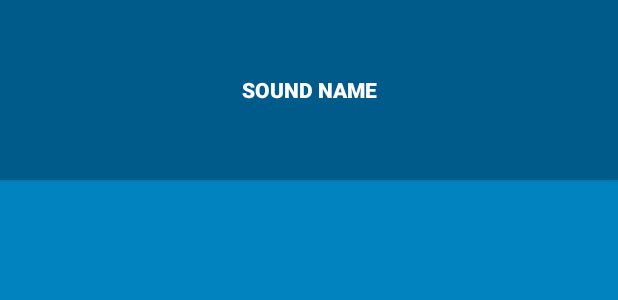
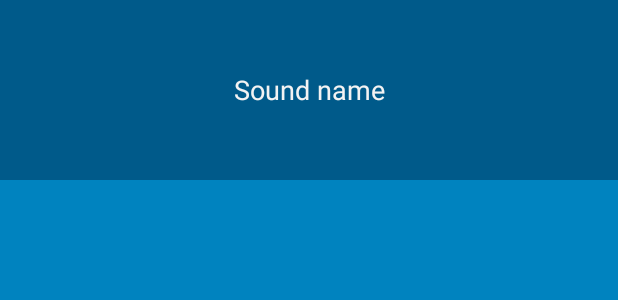
Before and after one commit to slao-learn/bnr_android, an Android app: the layout list_item_sound.xml on its own in the app's theme, with its tools: preview values and no code run, on a phone screen of 412 x 824 dp. Shown: the top 300 px of the screen. Run offline under Robolectric (Android 15) with nearby library versions, the phone set to English and light mode, and no system bars.

Commit message:
inherit android holo button

```diff
--- a/BeatBox/app/src/main/res/layout/list_item_sound.xml
+++ b/BeatBox/app/src/main/res/layout/list_item_sound.xml
@@ -2,7 +2,6 @@
 <Button
     xmlns:android="http://schemas.android.com/apk/res/android"
     xmlns:tools="http://schemas.android.com/tools"
-    style="@style/BeatBoxButton.Strong"
     android:id="@+id/list_item_sound_button"
     android:layout_width="match_parent"
     android:layout_height="120dp"
--- a/BeatBox/app/src/main/res/values/styles.xml
+++ b/BeatBox/app/src/main/res/values/styles.xml
@@ -8,14 +8,11 @@
         <item name="colorAccent">@color/gray</item>
 
         <item name="android:colorBackground">@color/soothing_blue</item>
+        <item name="android:buttonStyle">@style/BeatBoxButton</item>
     </style>
 
-    <style name="BeatBoxButton">
+    <style name="BeatBoxButton" parent="android:style/Widget.Holo.Button">
         <item name="android:background">@color/dark_blue</item>
     </style>
 
-    <style name="BeatBoxButton.Strong">
-        <item name="android:textStyle">bold</item>
-    </style>
-
 </resources>
```
